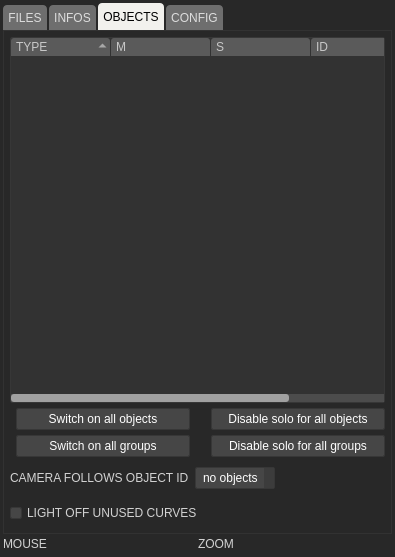
Qt form gui/uiinspector.ui (buzzinglight/IanniX) before a commit.
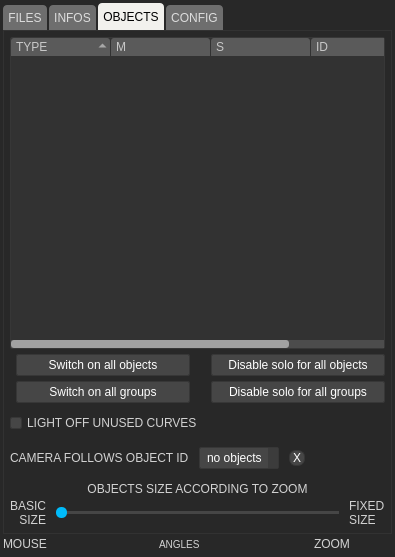
The same form after that commit. The open tabs and pages were chosen to show the change. Icons and pictures are not drawn. Custom widgets are drawn as their Qt base class.

The edit to the form file:
```diff
--- a/gui/uiinspector.ui
+++ b/gui/uiinspector.ui
@@ -3694,8 +3694,24 @@
             </widget>
            </widget>
           </item>
+          <item>
+           <widget class="QCheckBox" name="viewCurveOpacityCheck">
+            <property name="toolTip">
+             <string>Gives a small opacity on curves which has no cursor running on</string>
+            </property>
+            <property name="text">
+             <string>LIGHT OFF UNUSED CURVES</string>
+            </property>
+            <property name="checked">
+             <bool>false</bool>
+            </property>
+           </widget>
+          </item>
           <item>
            <layout class="QHBoxLayout" name="horizontalLayout_9">
+            <property name="spacing">
+             <number>10</number>
+            </property>
             <item>
              <widget class="QLabel" name="followIdLabel">
               <property name="sizePolicy">
@@ -3743,6 +3759,28 @@
               </property>
              </widget>
             </item>
+            <item>
+             <widget class="QPushButton" name="followIdClear">
+              <property name="toolTip">
+               <string>Resets camera follow object ID</string>
+              </property>
+              <property name="styleSheet">
+               <string notr="true">QPushButton  {
+	min-width:  		14px;
+	min-height: 		14px;
+	max-width:  	14px;
+	max-height: 	14px;
+	width:  				14px;
+	height: 			14px;
+	border-radius: 7px;
+	margin: 			0px;
+}</string>
+              </property>
+              <property name="text">
+               <string>X</string>
+              </property>
+             </widget>
+            </item>
             <item>
              <spacer name="horizontalSpacer_4">
               <property name="orientation">
@@ -3759,16 +3797,85 @@
            </layout>
           </item>
           <item>
-           <widget class="QCheckBox" name="viewCurveOpacityCheck">
-            <property name="toolTip">
-             <string>Gives a small opacity on curves which has no cursor running on</string>
+           <widget class="QWidget" name="widget" native="true">
+            <property name="statusTip">
+             <string>Autoresize option|This options will adapt the size of objects according to the current zoom. When you zoom or unzoom very far, objects like triggers may be very big or invisible. This feature allows you to have a clear and homogenous vision of your score by resizing objects to a reasonable size.</string>
             </property>
-            <property name="text">
-             <string>LIGHT OFF UNUSED CURVES</string>
-            </property>
-            <property name="checked">
-             <bool>false</bool>
-            </property>
+            <layout class="QVBoxLayout" name="verticalLayout_22">
+             <property name="spacing">
+              <number>0</number>
+             </property>
+             <property name="margin">
+              <number>0</number>
+             </property>
+             <item>
+              <widget class="QLabel" name="autoresizeLabel">
+               <property name="text">
+                <string>OBJECTS SIZE ACCORDING TO ZOOM</string>
+               </property>
+               <property name="alignment">
+                <set>Qt::AlignCenter</set>
+               </property>
+              </widget>
+             </item>
+             <item>
+              <layout class="QHBoxLayout" name="horizontalLayout">
+               <property name="spacing">
+                <number>10</number>
+               </property>
+               <item>
+                <widget class="QLabel" name="autoresizeLabelLeft">
+                 <property name="sizePolicy">
+                  <sizepolicy hsizetype="Maximum" vsizetype="Preferred">
+                   <horstretch>0</horstretch>
+                   <verstretch>0</verstretch>
+                  </sizepolicy>
+                 </property>
+                 <property name="text">
+                  <string>BASIC
+SIZE</string>
+                 </property>
+                 <property name="alignment">
+                  <set>Qt::AlignRight|Qt::AlignTrailing|Qt::AlignVCenter</set>
+                 </property>
+                 <property name="buddy">
+                  <cstring>followId</cstring>
+                 </property>
+                </widget>
+               </item>
+               <item>
+                <widget class="QSlider" name="autoresizeSlider">
+                 <property name="toolTip">
+                  <string>Rescales objects size according to zoom</string>
+                 </property>
+                 <property name="maximum">
+                  <number>100</number>
+                 </property>
+                 <property name="orientation">
+                  <enum>Qt::Horizontal</enum>
+                 </property>
+                </widget>
+               </item>
+               <item>
+                <widget class="QLabel" name="autoresizeLabelRight">
+                 <property name="sizePolicy">
+                  <sizepolicy hsizetype="Maximum" vsizetype="Preferred">
+                   <horstretch>0</horstretch>
+                   <verstretch>0</verstretch>
+                  </sizepolicy>
+                 </property>
+                 <property name="text">
+                  <string>FIXED
+SIZE</string>
+                 </property>
+                 <property name="buddy">
+                  <cstring>followId</cstring>
+                 </property>
+                </widget>
+               </item>
+              </layout>
+             </item>
+            </layout>
            </widget>
           </item>
          </layout>
@@ -3964,7 +4071,10 @@
        </widget>
       </item>
       <item>
-       <layout class="QHBoxLayout" name="horizontalLayout_4">
+       <layout class="QHBoxLayout" name="horizontalLayout_4" stretch="2,2,1">
+        <property name="spacing">
+         <number>0</number>
+        </property>
         <item>
          <widget class="QLabel" name="mouseLabel">
           <property name="toolTip">
@@ -3975,6 +4085,19 @@
           </property>
          </widget>
         </item>
+        <item>
+         <widget class="QLabel" name="rotationLabel">
+          <property name="toolTip">
+           <string>Current score zoom</string>
+          </property>
+          <property name="styleSheet">
+           <string notr="true">font: 10px;</string>
+          </property>
+          <property name="text">
+           <string>ANGLES</string>
+          </property>
+         </widget>
+        </item>
         <item>
          <widget class="QLabel" name="zoomLabel">
           <property name="toolTip">
```
Left out of the diff: 289 changed lines with no effect on the pictures.
